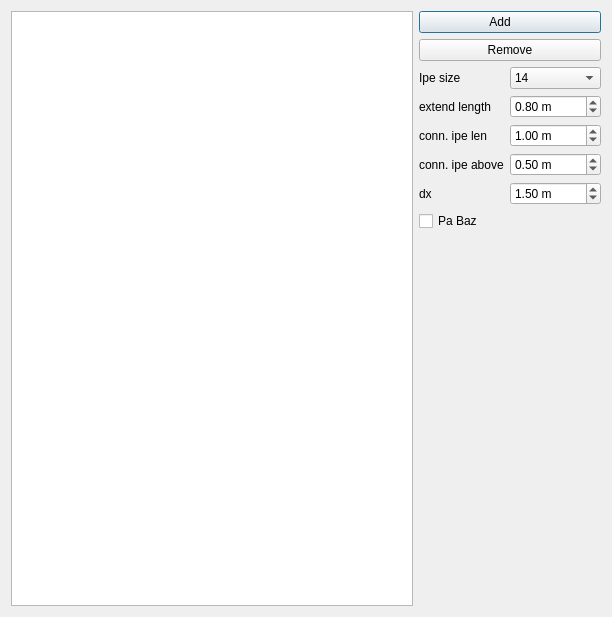
Qt form Resources/ui/column.ui (ebrahimraeyat/SteelColumn) before a commit.
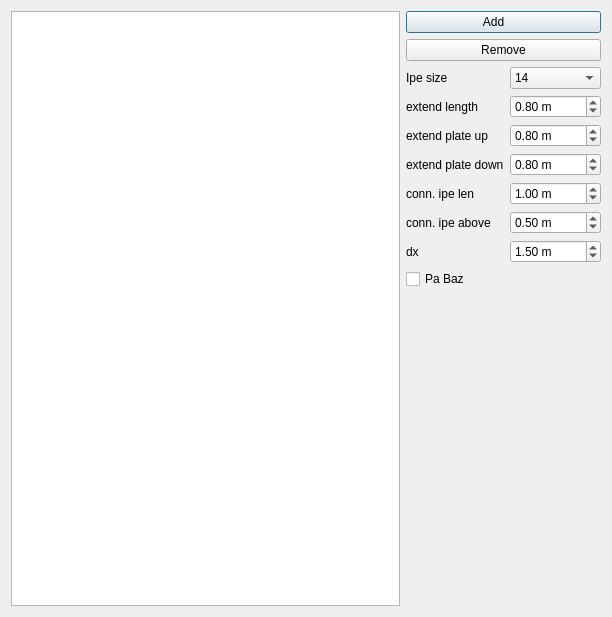
The same form after that commit. Icons and pictures are not drawn.

Commit message: Adding plate len option in Gui

What changed in the file:
```diff
--- a/Resources/ui/column.ui
+++ b/Resources/ui/column.ui
@@ -43,7 +43,26 @@
      </item>
      <item>
       <layout class="QGridLayout" name="gridLayout">
-       <item row="3" column="1">
+       <item row="2" column="1">
+        <widget class="QDoubleSpinBox" name="extend_length">
+         <property name="suffix">
+          <string> m</string>
+         </property>
+         <property name="minimum">
+          <double>0.300000000000000</double>
+         </property>
+         <property name="maximum">
+          <double>2.000000000000000</double>
+         </property>
+         <property name="singleStep">
+          <double>0.100000000000000</double>
+         </property>
+         <property name="value">
+          <double>0.800000000000000</double>
+         </property>
+        </widget>
+       </item>
+       <item row="5" column="1">
         <widget class="QDoubleSpinBox" name="connection_ipe_length">
          <property name="suffix">
           <string> m</string>
@@ -62,27 +81,7 @@
          </property>
         </widget>
        </item>
-       <item row="3" column="0">
-        <widget class="QLabel" name="label_4">
-         <property name="text">
-          <string>conn. ipe len</string>
-         </property>
-         <property name="alignment">
-          <set>Qt::AlignLeading|Qt::AlignLeft|Qt::AlignVCenter</set>
-         </property>
-        </widget>
-       </item>
-       <item row="4" column="0">
-        <widget class="QLabel" name="label_2">
-         <property name="text">
-          <string>conn. ipe above</string>
-         </property>
-         <property name="alignment">
-          <set>Qt::AlignLeading|Qt::AlignLeft|Qt::AlignVCenter</set>
-         </property>
-        </widget>
-       </item>
-       <item row="4" column="1">
+       <item row="6" column="1">
         <widget class="QDoubleSpinBox" name="connection_ipe_above">
          <property name="suffix">
           <string> m</string>
@@ -101,23 +100,17 @@
          </property>
         </widget>
        </item>
-       <item row="5" column="1">
-        <widget class="QDoubleSpinBox" name="deltax">
-         <property name="suffix">
-          <string> m</string>
+       <item row="6" column="0">
+        <widget class="QLabel" name="label_2">
+         <property name="text">
+          <string>conn. ipe above</string>
          </property>
-         <property name="maximum">
-          <double>10000.000000000000000</double>
-         </property>
-         <property name="singleStep">
-          <double>0.500000000000000</double>
-         </property>
-         <property name="value">
-          <double>1.500000000000000</double>
+         <property name="alignment">
+          <set>Qt::AlignLeading|Qt::AlignLeft|Qt::AlignVCenter</set>
          </property>
         </widget>
        </item>
-       <item row="5" column="0">
+       <item row="7" column="0">
         <widget class="QLabel" name="label_3">
          <property name="text">
           <string>dx</string>
@@ -127,22 +120,13 @@
          </property>
         </widget>
        </item>
-       <item row="2" column="1">
-        <widget class="QDoubleSpinBox" name="extend_length">
-         <property name="suffix">
-          <string> m</string>
+       <item row="5" column="0">
+        <widget class="QLabel" name="label_4">
+         <property name="text">
+          <string>conn. ipe len</string>
          </property>
-         <property name="minimum">
-          <double>0.500000000000000</double>
-         </property>
-         <property name="maximum">
-          <double>2.000000000000000</double>
-         </property>
-         <property name="singleStep">
-          <double>0.100000000000000</double>
-         </property>
-         <property name="value">
-          <double>0.800000000000000</double>
+         <property name="alignment">
+          <set>Qt::AlignLeading|Qt::AlignLeft|Qt::AlignVCenter</set>
          </property>
         </widget>
        </item>
@@ -212,6 +196,74 @@
          </item>
         </widget>
        </item>
+       <item row="4" column="1">
+        <widget class="QDoubleSpinBox" name="extend_plate_len_below">
+         <property name="suffix">
+          <string> m</string>
+         </property>
+         <property name="minimum">
+          <double>0.300000000000000</double>
+         </property>
+         <property name="maximum">
+          <double>2.000000000000000</double>
+         </property>
+         <property name="singleStep">
+          <double>0.100000000000000</double>
+         </property>
+         <property name="value">
+          <double>0.800000000000000</double>
+         </property>
+        </widget>
+       </item>
+       <item row="7" column="1">
+        <widget class="QDoubleSpinBox" name="deltax">
+         <property name="suffix">
+          <string> m</string>
+         </property>
+         <property name="maximum">
+          <double>10000.000000000000000</double>
+         </property>
+         <property name="singleStep">
+          <double>0.500000000000000</double>
+         </property>
+         <property name="value">
+          <double>1.500000000000000</double>
+         </property>
+        </widget>
+       </item>
+       <item row="3" column="0">
+        <widget class="QLabel" name="label_7">
+         <property name="text">
+          <string>extend plate up</string>
+         </property>
+        </widget>
+       </item>
+       <item row="4" column="0">
+        <widget class="QLabel" name="label_6">
+         <property name="text">
+          <string>extend plate down</string>
+         </property>
+        </widget>
+       </item>
+       <item row="3" column="1">
+        <widget class="QDoubleSpinBox" name="extend_plate_len_above">
+         <property name="suffix">
+          <string> m</string>
+         </property>
+         <property name="minimum">
+          <double>0.300000000000000</double>
+         </property>
+         <property name="maximum">
+          <double>2.000000000000000</double>
+         </property>
+         <property name="singleStep">
+          <double>0.100000000000000</double>
+         </property>
+         <property name="value">
+          <double>0.800000000000000</double>
+         </property>
+        </widget>
+       </item>
       </layout>
      </item>
      <item>
```
The commit also changes 2 other files.
